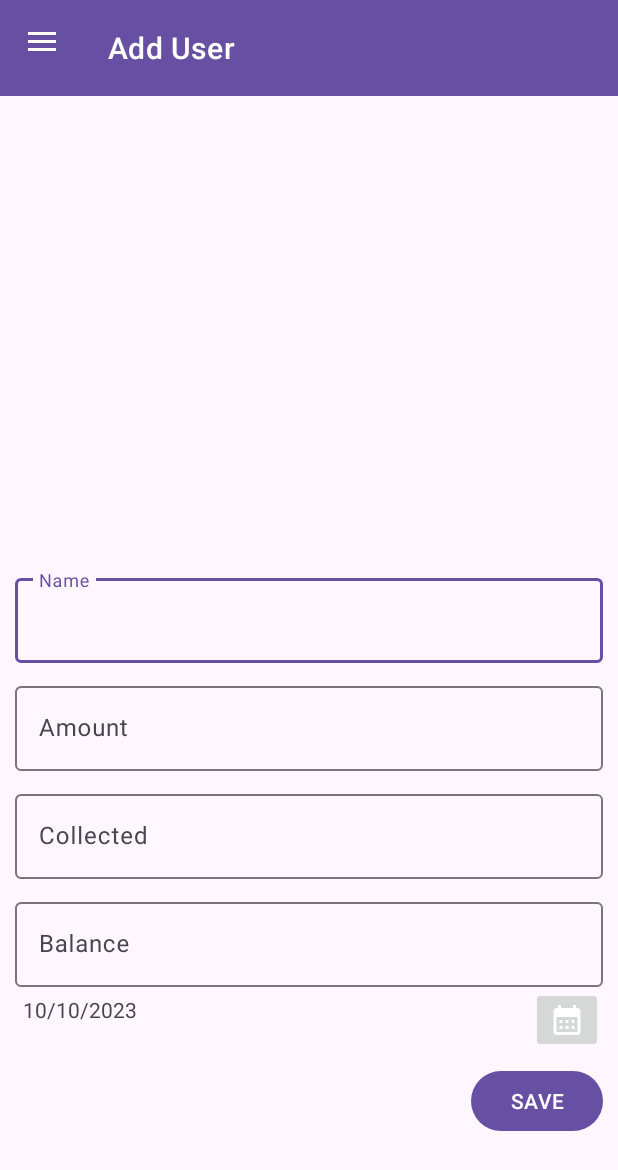
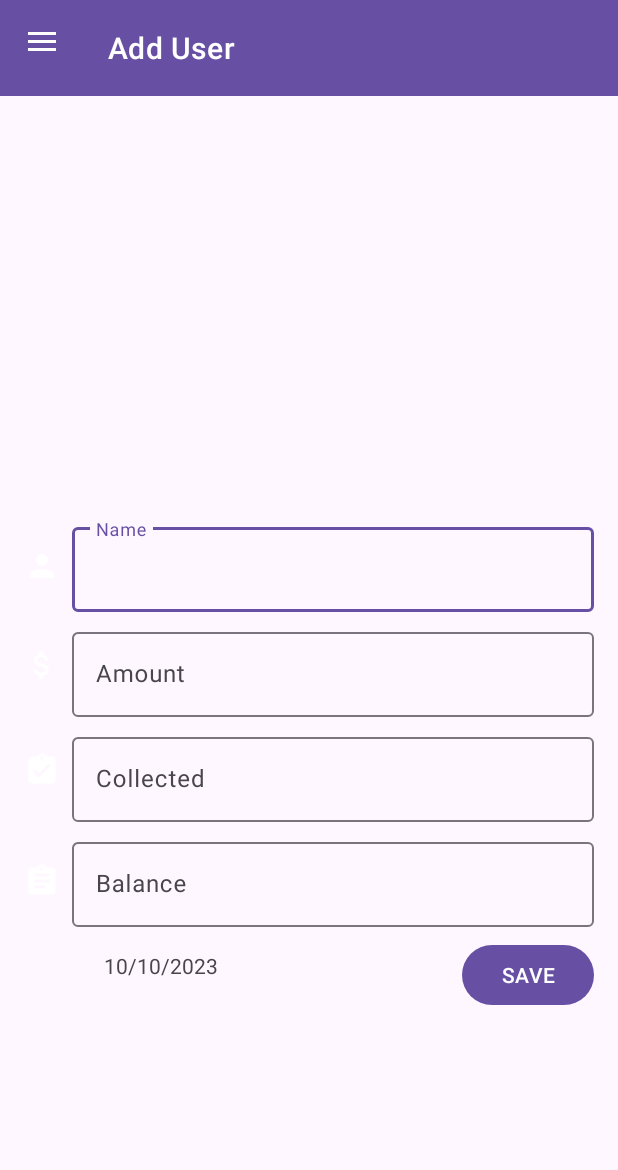
Before and after one commit to DonMykl/DollarBucket, an Android app built with Jetpack Compose: the screen it shows after launch (MainActivity), on a phone screen of 412 x 824 dp. Shown: the top 1170 px of the screen. Run offline under Robolectric (Android 15) with nearby library versions, the phone set to English and light mode, and no system bars; our stand-ins replace Firebase (no records; nobody signed in at launch, a user with empty details on screens opened directly), navigation-ui.

Commit message:
Added Icons for Add User Fragment Removed Utils package Added ViewBinding

```diff
--- a/app/src/main/java/com/donmykl/dollarbucket/MainActivity.kt
+++ b/app/src/main/java/com/donmykl/dollarbucket/MainActivity.kt
@@ -1,37 +1,41 @@
 package com.donmykl.dollarbucket
 
+import android.os.Bundle
 import androidx.appcompat.app.AppCompatActivity
-import android.os.Bundle
 import androidx.drawerlayout.widget.DrawerLayout
 import androidx.navigation.NavController
 import androidx.navigation.fragment.NavHostFragment
 import androidx.navigation.ui.AppBarConfiguration
 import androidx.navigation.ui.setupWithNavController
+import com.donmykl.dollarbucket.databinding.ActivityMainBinding
 import com.google.android.material.appbar.MaterialToolbar
 import com.google.android.material.navigation.NavigationView
 
 
-
 class MainActivity : AppCompatActivity() {
 
-    private lateinit var toolbar        : MaterialToolbar
-    private lateinit var navController  : NavController
-    private lateinit var navigationView : NavigationView
-    private lateinit var drawerLayout   : DrawerLayout
+    lateinit var binding: ActivityMainBinding
+
+    private lateinit var toolbar: MaterialToolbar
+    private lateinit var navController: NavController
+    private lateinit var navigationView: NavigationView
+    private lateinit var drawerLayout: DrawerLayout
 
     override fun onCreate(savedInstanceState: Bundle?) {
         super.onCreate(savedInstanceState)
-        setContentView(R.layout.activity_main)
+        binding = ActivityMainBinding.inflate(layoutInflater)
+        setContentView(binding.root)
 
 
         // Initialize Views
-        toolbar         = findViewById(R.id.activity_main_toolbar)
-        navigationView  = findViewById(R.id.nav_view)
-        drawerLayout    = findViewById(R.id.drawer_layout)
+        toolbar = binding.activityMainToolbar
+        navigationView = binding.navView
+        drawerLayout = binding.drawerLayout
 
         // Get NavHostFragment and NavController
-        val navHostFrag = supportFragmentManager.findFragmentById(R.id.nav_host_frag) as NavHostFragment
-        navController   = navHostFrag.navController
+        val navHostFrag =
+            supportFragmentManager.findFragmentById(R.id.nav_host_frag) as NavHostFragment
+        navController = navHostFrag.navController
 
         //Define AppBarConfiguration : Connect to Drawer layout with Navigation Component
         val appBarConfiguration = AppBarConfiguration(navController.graph, drawerLayout)
@@ -43,7 +47,7 @@ class MainActivity : AppCompatActivity() {
         navigationView.setupWithNavController(navController)
 
 
-        }
+    }
 
     override fun onBackPressed() {
         if (drawerLayout.isOpen) {
--- a/app/src/main/java/com/donmykl/dollarbucket/add/AddUserListFragment.kt
+++ /dev/null
@@ -1,99 +0,0 @@
-package com.donmykl.dollarbucket.add
-
-import android.app.DatePickerDialog
-import android.os.Bundle
-import android.view.LayoutInflater
-import android.view.View
-import android.view.ViewGroup
-import android.widget.Button
-
-import android.widget.ImageButton
-import android.widget.TextView
-import android.widget.Toast
-import androidx.fragment.app.Fragment
-import com.donmykl.dollarbucket.R
-import com.google.android.material.textfield.TextInputEditText
-import com.google.android.material.transition.MaterialFadeThrough
-import com.google.firebase.Timestamp
-import com.google.firebase.firestore.FirebaseFirestore
-import java.text.SimpleDateFormat
-import java.util.Calendar
-import java.util.Locale
-
-class AddUserListFragment : Fragment(){
-    override fun onCreateView(inflater: LayoutInflater, container: ViewGroup?, savedInstanceState: Bundle?): View? {
-        val view = inflater.inflate(R.layout.fragment_add_user_list,container,false)
-        //Calendar
-        val c = Calendar.getInstance()
-        val year = c.get(Calendar.YEAR)
-        val month = c.get(Calendar.MONTH)
-        val day = c.get(Calendar.DAY_OF_MONTH)
-
-
-        val textView: TextView = view.findViewById(R.id.tv_picked_date)
-        textView.text = SimpleDateFormat("MM/dd/yyyy", Locale.US).format(System.currentTimeMillis())
-        val pickDateBtn : ImageButton = view.findViewById(R.id.button_pick_date)
-
-        val dpd = DatePickerDialog.OnDateSetListener{ view, year, monthOfYear, dayOfMonth ->
-            c.set(Calendar.YEAR, year)
-            c.set(Calendar.MONTH, monthOfYear)
-            c.set(Calendar.DAY_OF_MONTH, dayOfMonth)
-
-            //val myFormat = "dd.MM.yyyy"
-            //val sdf = SimpleDateFormat(myFormat, Locale.US)
-            //textView.text = sdf.format(c.time)
-            //button click to show DatePickerDialog
-        }
-        pickDateBtn.setOnClickListener{
-            DatePickerDialog(this.requireContext(),dpd,
-                c.get(Calendar.YEAR),
-                c.get(Calendar.MONTH),
-                c.get(Calendar.DAY_OF_MONTH)).show()
-        }
-        val button: Button = view.findViewById(R.id.button_save)
-        button.setOnClickListener {
-
-            val nameText = view.findViewById<TextInputEditText>(R.id.textUserNameEt).text.toString()
-            val amountText = view.findViewById<TextInputEditText>(R.id.textUserAmountEt).text.toString().toLong()
-            val collectedText = view.findViewById<TextInputEditText>(R.id.textUserCollectedEt).text.toString().toLong()
-            val balanceText = view.findViewById<TextInputEditText>(R.id.textUserBalanceEt).text.toString().toLong()
-            val date = Timestamp(c.time)
-
-            saveFireStore(nameText, amountText, collectedText, balanceText, date)
-
-        }
-        exitTransition = MaterialFadeThrough()
-        return view
-    }
-    fun saveFireStore(
-        nameText: String,
-        amountText: Long,
-        collectedText: Long,
-        balanceText: Long,
-        date: Timestamp,
-
-        ) {
-        val db = FirebaseFirestore.getInstance()
-
-        //HashMap that stores the Key-Value pair of the Name and Amount the User inputs
-        val user : HashMap <String, Any> = HashMap()
-        user.put("name", nameText)
-        user.put("amount", amountText)
-        user.put("collected", collectedText)
-        user.put("balance", balanceText)
-        user.put("date", date)
-
-        db.collection("users")
-            .add(user)
-            .addOnSuccessListener {
-                Toast.makeText(this@AddUserListFragment.requireActivity(), "user added successfully", Toast.LENGTH_SHORT)
-                    .show()
-            }
-            .addOnFailureListener{
-                Toast.makeText(this@AddUserListFragment.requireActivity(), "user failed to be added", Toast.LENGTH_SHORT)
-                    .show()
-
-            }
-
-    }
-}
--- a/app/src/main/java/com/donmykl/dollarbucket/model/Users.kt
+++ b/app/src/main/java/com/donmykl/dollarbucket/model/Users.kt
@@ -7,10 +7,10 @@ import kotlinx.parcelize.Parcelize
 
 @IgnoreExtraProperties
 @Parcelize
-data class Users (
+data class Users(
     var name: String? = null,
     var amount: Long? = null,
     var collected: Long? = null,
-    var balance:Long? = null,
+    var balance: Long? = null,
     var date: Timestamp? = null,
 ) : Parcelable
--- /dev/null
+++ b/app/src/main/java/com/donmykl/dollarbucket/views/AddUserListFragment.kt
@@ -0,0 +1,120 @@
+package com.donmykl.dollarbucket.views
+
+import android.os.Bundle
+import android.view.LayoutInflater
+import android.view.View
+import android.view.ViewGroup
+import android.widget.Toast
+import androidx.fragment.app.Fragment
+import com.donmykl.dollarbucket.databinding.FragmentAddUserListBinding
+import com.google.android.material.textview.MaterialTextView
+import com.google.android.material.transition.MaterialFadeThrough
+import com.google.firebase.Timestamp
+import com.google.firebase.firestore.FirebaseFirestore
+import java.text.SimpleDateFormat
+import java.util.Calendar
+import java.util.Locale
+
+class AddUserListFragment : Fragment() {
+    private var _binding: FragmentAddUserListBinding? = null
+    private val binding get()  = _binding
+    override fun onCreateView(
+        inflater: LayoutInflater,
+        container: ViewGroup?,
+        savedInstanceState: Bundle?
+    ): View? {
+        _binding = FragmentAddUserListBinding.inflate(inflater, container, false)
+        val view = _binding?.root
+        //Calendar
+        val c = Calendar.getInstance()
+        c.get(Calendar.YEAR)
+        c.get(Calendar.MONTH)
+        c.get(Calendar.DAY_OF_MONTH)
+
+        val textView: MaterialTextView? = binding?.tvPickedDate
+        textView?.text = SimpleDateFormat("MM/dd/yyyy", Locale.US).format(System.currentTimeMillis())
+        //val pickDateBtn: ImageButton? = binding?.buttonPickDate
+
+//        val dpd = DatePickerDialog.OnDateSetListener { view, year, monthOfYear, dayOfMonth ->
+//            c.set(Calendar.YEAR, year)
+//            c.set(Calendar.MONTH, monthOfYear)
+//            c.set(Calendar.DAY_OF_MONTH, dayOfMonth)
+
+            //val myFormat = "dd.MM.yyyy"
+            //val sdf = SimpleDateFormat(myFormat, Locale.US)
+            //textView.text = sdf.format(c.time)
+            //button click to show DatePickerDialog
+      //  }
+//        pickDateBtn?.setOnClickListener {
+//            DatePickerDialog(
+//                this.requireContext(), dpd,
+//                c.get(Calendar.YEAR),
+//                c.get(Calendar.MONTH),
+//                c.get(Calendar.DAY_OF_MONTH)
+//            ).show()
+//        }
+         binding?.buttonSave?.setOnClickListener {
+
+            val nameText = binding?.textUserNameEt?.text.toString()
+            val amountText =
+                binding?.textUserAmountEt?.text.toString().toLong()
+            val collectedText =
+                binding?.textUserCollectedEt?.text.toString()
+                    .toLong()
+            val balanceText =
+                binding?.textUserBalanceEt?.text.toString()
+                    .toLong()
+            val date = Timestamp(c.time)
+
+            saveFireStore(nameText, amountText, collectedText, balanceText, date)
+
+        }
+        exitTransition = MaterialFadeThrough()
+        return view
+    }
+
+    private fun saveFireStore(
+        nameText: String,
+        amountText: Long,
+        collectedText: Long,
+        balanceText: Long,
+        date: Timestamp,
+
+        ) {
+        val db = FirebaseFirestore.getInstance()
+
+        //HashMap that stores the Key-Value pair of the Name and Amount the User inputs
+        val user: HashMap<String, Any> = HashMap()
+        user["name"] = nameText
+        user["amount"] = amountText
+        user["collected"] = collectedText
+        user["balance"] = balanceText
+        user["date"] = date
+
+        db.collection("users")
+            .add(user)
+            .addOnSuccessListener {
+                Toast.makeText(
+                    this@AddUserListFragment.requireActivity(),
+                    "user added successfully",
+                    Toast.LENGTH_SHORT
+                )
+                    .show()
+            }
+            .addOnFailureListener {
+                Toast.makeText(
+                    this@AddUserListFragment.requireActivity(),
+                    "user failed to be added",
+                    Toast.LENGTH_SHORT
+                )
+                    .show()
+
+            }
+
+    }
+
+    override fun onDestroyView() {
+        super.onDestroyView()
+        _binding = null
+    }
+}
--- /dev/null
+++ b/app/src/main/res/drawable/ic_amount.xml
@@ -0,0 +1,5 @@
+<vector android:height="24dp" android:tint="#FFFFFF"
+    android:viewportHeight="24" android:viewportWidth="24"
+    android:width="24dp" xmlns:android="http://schemas.android.com/apk/res/android">
+    <path android:fillColor="@android:color/white" android:pathData="M11.8,10.9c-2.27,-0.59 -3,-1.2 -3,-2.15 0,-1.09 1.01,-1.85 2.7,-1.85 1.78,0 2.44,0.85 2.5,2.1h2.21c-0.07,-1.72 -1.12,-3.3 -3.21,-3.81V3h-3v2.16c-1.94,0.42 -3.5,1.68 -3.5,3.61 0,2.31 1.91,3.46 4.7,4.13 2.5,0.6 3,1.48 3,2.41 0,0.69 -0.49,1.79 -2.7,1.79 -2.06,0 -2.87,-0.92 -2.98,-2.1h-2.2c0.12,2.19 1.76,3.42 3.68,3.83V21h3v-2.15c1.95,-0.37 3.5,-1.5 3.5,-3.55 0,-2.84 -2.43,-3.81 -4.7,-4.4z"/>
+</vector>
--- /dev/null
+++ b/app/src/main/res/drawable/ic_balance.xml
@@ -0,0 +1,5 @@
+<vector android:autoMirrored="true" android:height="24dp"
+    android:tint="#FFFFFF" android:viewportHeight="24"
+    android:viewportWidth="24" android:width="24dp" xmlns:android="http://schemas.android.com/apk/res/android">
+    <path android:fillColor="@android:color/white" android:pathData="M19,3h-4.18C14.4,1.84 13.3,1 12,1c-1.3,0 -2.4,0.84 -2.82,2L5,3c-1.1,0 -2,0.9 -2,2v14c0,1.1 0.9,2 2,2h14c1.1,0 2,-0.9 2,-2L21,5c0,-1.1 -0.9,-2 -2,-2zM12,3c0.55,0 1,0.45 1,1s-0.45,1 -1,1 -1,-0.45 -1,-1 0.45,-1 1,-1zM14,17L7,17v-2h7v2zM17,13L7,13v-2h10v2zM17,9L7,9L7,7h10v2z"/>
+</vector>
--- /dev/null
+++ b/app/src/main/res/drawable/ic_collected.xml
@@ -0,0 +1,5 @@
+<vector android:height="24dp" android:tint="#FFFFFF"
+    android:viewportHeight="24" android:viewportWidth="24"
+    android:width="24dp" xmlns:android="http://schemas.android.com/apk/res/android">
+    <path android:fillColor="@android:color/white" android:pathData="M19,3h-4.18C14.4,1.84 13.3,1 12,1c-1.3,0 -2.4,0.84 -2.82,2L5,3c-1.1,0 -2,0.9 -2,2v14c0,1.1 0.9,2 2,2h14c1.1,0 2,-0.9 2,-2L21,5c0,-1.1 -0.9,-2 -2,-2zM12,3c0.55,0 1,0.45 1,1s-0.45,1 -1,1 -1,-0.45 -1,-1 0.45,-1 1,-1zM10,17l-4,-4 1.41,-1.41L10,14.17l6.59,-6.59L18,9l-8,8z"/>
+</vector>
--- /dev/null
+++ b/app/src/main/res/drawable/ic_name.xml
@@ -0,0 +1,5 @@
+<vector android:height="24dp" android:tint="#FFFFFF"
+    android:viewportHeight="24" android:viewportWidth="24"
+    android:width="24dp" xmlns:android="http://schemas.android.com/apk/res/android">
+    <path android:fillColor="@android:color/white" android:pathData="M12,12c2.21,0 4,-1.79 4,-4s-1.79,-4 -4,-4 -4,1.79 -4,4 1.79,4 4,4zM12,14c-2.67,0 -8,1.34 -8,4v2h16v-2c0,-2.66 -5.33,-4 -8,-4z"/>
+</vector>
--- a/app/src/main/res/layout/fragment_add_user_list.xml
+++ b/app/src/main/res/layout/fragment_add_user_list.xml
@@ -4,7 +4,50 @@
     android:layout_width="match_parent"
     android:layout_height="wrap_content"
     app:layout_constraintBottom_toBottomOf="parent"
-    app:layout_constraintTop_toTopOf="parent">
+    app:layout_constraintTop_toTopOf="parent"
+    android:padding="16dp">
+
+    <ImageView
+        android:id="@+id/icon_name"
+        android:layout_width="wrap_content"
+        android:layout_height="wrap_content"
+        android:src="@drawable/ic_name"
+        android:importantForAccessibility="no"
+        app:layout_constraintStart_toStartOf="parent"
+        app:layout_constraintTop_toTopOf="@id/textUserName"
+        app:layout_constraintBottom_toBottomOf="@id/textUserName" />
+
+    <ImageView
+        android:id="@+id/icon_amount"
+        android:layout_width="wrap_content"
+        android:layout_height="wrap_content"
+        android:src="@drawable/ic_amount"
+        android:importantForAccessibility="no"
+        app:layout_constraintStart_toStartOf="parent"
+        app:layout_constraintTop_toTopOf="@id/textUserAmount"
+        app:layout_constraintBottom_toBottomOf="@id/textUserAmount" />
+
+    <ImageView
+        android:id="@+id/icon_collected"
+        android:layout_width="wrap_content"
+        android:layout_height="wrap_content"
+        android:src="@drawable/ic_collected"
+        android:importantForAccessibility="no"
+        app:layout_constraintStart_toStartOf="parent"
+        app:layout_constraintTop_toTopOf="@id/textUserCollected"
+        app:layout_constraintBottom_toBottomOf="@id/textUserCollected" />
+
+    <ImageView
+        android:id="@+id/icon_balance"
+        android:layout_width="wrap_content"
+        android:layout_height="wrap_content"
+        android:src="@drawable/ic_balance"
+        android:importantForAccessibility="no"
+        app:layout_constraintStart_toStartOf="parent"
+        app:layout_constraintTop_toTopOf="@id/textUserBalance"
+        app:layout_constraintBottom_toBottomOf="@id/textUserBalance" />
+
+
 
 
         <com.google.android.material.textfield.TextInputLayout
@@ -12,11 +55,11 @@
             android:layout_width="match_parent"
             android:layout_height="wrap_content"
             android:hint="@string/name"
-            android:layout_margin="10dp"
+            android:layout_marginStart="32dp"
             android:ems="10"
             app:layout_constraintBottom_toBottomOf="parent"
             app:layout_constraintEnd_toEndOf="parent"
-            app:layout_constraintStart_toStartOf="parent"
+            app:layout_constraintStart_toEndOf="@id/icon_name"
             app:layout_constraintTop_toTopOf="parent">
 
             <com.google.android.material.textfield.TextInputEditText
@@ -31,10 +74,11 @@
             android:id="@+id/textUserAmount"
             android:layout_width="match_parent"
             android:layout_height="wrap_content"
-            android:layout_margin="10dp"
+            android:layout_marginStart="32dp"
+            android:paddingTop="8dp"
             android:hint="@string/amount"
-            app:layout_constraintEnd_toEndOf="@+id/textUserName"
-            app:layout_constraintStart_toStartOf="@+id/textUserName"
+            app:layout_constraintEnd_toEndOf="parent"
+            app:layout_constraintStart_toEndOf="@id/icon_amount"
             app:layout_constraintTop_toBottomOf="@+id/textUserName">
             <com.google.android.material.textfield.TextInputEditText
                 android:id="@+id/textUserAmountEt"
@@ -48,10 +92,11 @@
             android:id="@+id/textUserCollected"
             android:layout_width="match_parent"
             android:layout_height="wrap_content"
-            android:layout_margin="10dp"
+            android:layout_marginStart="32dp"
+            android:paddingTop="8dp"
             android:hint="@string/collected"
             app:layout_constraintEnd_toEndOf="@+id/textUserAmount"
-            app:layout_constraintStart_toStartOf="@+id/textUserAmount"
+            app:layout_constraintStart_toEndOf="@id/icon_collected"
             app:layout_constraintTop_toBottomOf="@+id/textUserAmount">
         <com.google.android.material.textfield.TextInputEditText
             android:id="@+id/textUserCollectedEt"
@@ -65,10 +110,12 @@
             android:id="@+id/textUserBalance"
             android:layout_width="match_parent"
             android:layout_height="wrap_content"
-            android:layout_margin="10dp"
+            android:layout_marginStart="32dp"
+            android:paddingTop="8dp"
+            android:paddingBottom="8dp"
             android:hint="@string/balance"
             app:layout_constraintEnd_toEndOf="@+id/textUserCollected"
-            app:layout_constraintStart_toStartOf="@+id/textUserCollected"
+            app:layout_constraintStart_toEndOf="@id/icon_collected"
             app:layout_constraintTop_toBottomOf="@+id/textUserCollected">
         <com.google.android.material.textfield.TextInputEditText
             android:id="@+id/textUserBalanceEt"
@@ -78,39 +125,24 @@
         </com.google.android.material.textfield.TextInputEditText>
         </com.google.android.material.textfield.TextInputLayout>
 
+
     <com.google.android.material.textview.MaterialTextView
         android:id="@+id/tv_picked_date"
-            android:layout_width="334dp"
-            android:layout_height="45dp"
+        android:layout_width="wrap_content"
+        android:layout_height="48dp"
         android:hint="@string/date"
-            android:padding="5dp"
-            app:layout_constraintEnd_toStartOf="@+id/button_pick_date"
-            app:layout_constraintRight_toLeftOf="@+id/button_pick_date"
-
-            app:layout_constraintStart_toStartOf="parent"
-            app:layout_constraintTop_toBottomOf="@+id/textUserBalance" />
-
-
-        <ImageButton
-            android:id="@+id/button_pick_date"
-            android:layout_width="wrap_content"
-            android:layout_height="wrap_content"
-            android:calendarViewShown="false"
-            style="@style/ThemeOverlay.Material3.Button.ElevatedButton"
-            android:src="@drawable/calendar_month_db"
-            app:layout_constraintEnd_toEndOf="@id/textUserBalance"
-            app:layout_constraintLeft_toRightOf="@id/tv_picked_date"
-            app:layout_constraintTop_toBottomOf="@+id/textUserBalance" />
+        android:paddingTop="8dp"
+        app:layout_constraintStart_toStartOf="@id/textUserBalance"
+        app:layout_constraintTop_toBottomOf="@id/textUserBalance" />
 
 
     <com.google.android.material.button.MaterialButton
         android:id="@+id/button_save"
         android:layout_width="wrap_content"
         android:layout_height="wrap_content"
-            android:layout_marginTop="8dp"
         android:text="@string/save"
-            app:layout_constraintEnd_toEndOf="@+id/button_pick_date"
-            app:layout_constraintTop_toBottomOf="@+id/button_pick_date" />
+        app:layout_constraintBottom_toBottomOf="parent"
+        app:layout_constraintEnd_toEndOf="parent" />
 
 
     </androidx.constraintlayout.widget.ConstraintLayout>
--- a/app/src/main/res/navigation/nav_graph.xml
+++ b/app/src/main/res/navigation/nav_graph.xml
@@ -7,7 +7,7 @@
 
     <fragment
         android:id="@+id/fragmentAddUserList"
-        android:name="com.donmykl.dollarbucket.add.AddUserListFragment"
+        android:name="com.donmykl.dollarbucket.views.AddUserListFragment"
         android:label="@string/add_user_list"
         tools:layout="@layout/fragment_add_user_list" >
         <action
@@ -20,7 +20,7 @@
 
     <fragment
         android:id="@+id/fragmentUserList"
-        android:name="com.donmykl.dollarbucket.user.UserFragment"
+        android:name="com.donmykl.dollarbucket.views.UserFragment"
         android:label="@string/user"
         tools:layout="@layout/fragment_user" >
         <action
```
Also changed, not shown: app/src/main/java/com/donmykl/dollarbucket/adapter/FirestoreAdapter.kt (+9 -2 lines), app/src/main/java/com/donmykl/dollarbucket/adapter/UsersAdapter.kt (+8 -5 lines), app/src/main/java/com/donmykl/dollarbucket/repository/FirebaseUtils.kt (deleted, +0 -7 lines), app/src/main/java/com/donmykl/dollarbucket/views/UserFragment.kt (renamed from app/src/main/java/com/donmykl/dollarbucket/user/UserFragment.kt, +24 -8 lines). Lines whose indentation alone changed are shown as unchanged.
